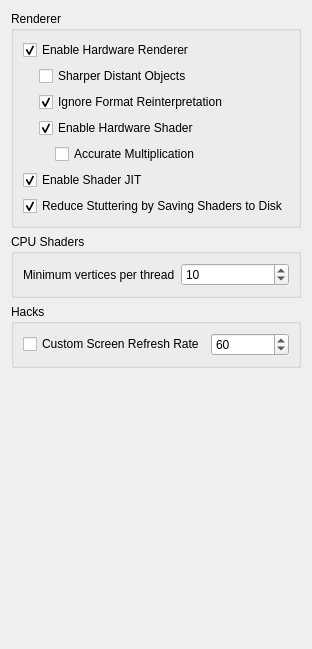
The window that src/citra_qt/configuration/configure_graphics.ui (tbsp/citra-valentin) describes before a commit, drawn with Qt 5.
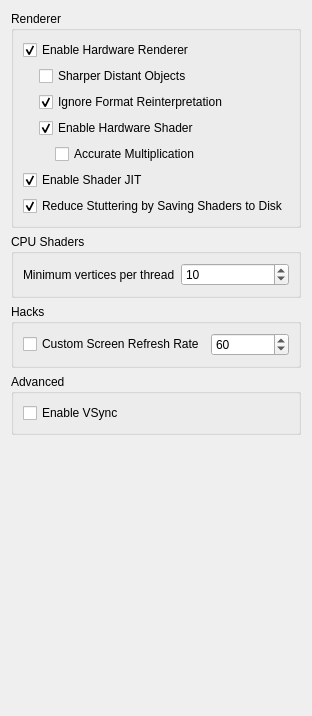
The same window after the commit.

Commit message: Reintroduce a vsync option for people with really bad drivers

```diff
--- a/src/citra_qt/configuration/configure_graphics.ui
+++ b/src/citra_qt/configuration/configure_graphics.ui
@@ -205,6 +205,25 @@
      </layout>
     </widget>
    </item>
+   <item>
+    <widget class="QGroupBox" name="groupBox">
+     <property name="title">
+      <string>Advanced</string>
+     </property>
+     <layout class="QVBoxLayout" name="verticalLayout_2">
+      <item>
+       <widget class="QCheckBox" name="toggle_vsync_new">
+        <property name="toolTip">
+         <string>VSync prevents the screen from tearing, but some graphics cards have lower performance with VSync enabled. Keep it enabled if you don't notice a performance difference.</string>
+        </property>
+        <property name="text">
+         <string>Enable VSync</string>
+        </property>
+       </widget>
+      </item>
+     </layout>
+    </widget>
+   </item>
    <item>
     <spacer name="verticalSpacer">
      <property name="orientation">
```
The commit also changes 6 other files.
